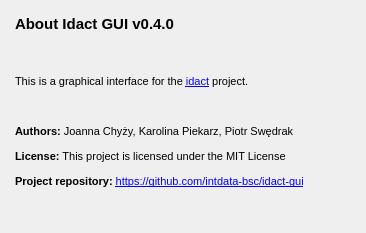
First picture: the form in gui/widgets_templates/about.ui, repository intdata-bsc/idact-gui, before the edit.
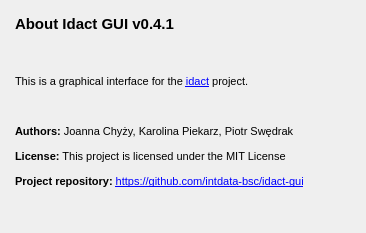
Second picture: the form after the edit.

```diff
--- a/gui/widgets_templates/about.ui
+++ b/gui/widgets_templates/about.ui
@@ -36,7 +36,7 @@
 &lt;html&gt;&lt;head&gt;&lt;meta name=&quot;qrichtext&quot; content=&quot;1&quot; /&gt;&lt;style type=&quot;text/css&quot;&gt;
 p, li { white-space: pre-wrap; }
 &lt;/style&gt;&lt;/head&gt;&lt;body style=&quot; font-family:'MS Shell Dlg 2'; font-size:8.25pt; font-weight:400; font-style:normal;&quot;&gt;
-&lt;p style=&quot; margin-top:12px; margin-bottom:12px; margin-left:0px; margin-right:0px; -qt-block-indent:0; text-indent:0px;&quot;&gt;&lt;span style=&quot; font-size:11pt; font-weight:600;&quot;&gt;About Idact GUI v0.4.0&lt;/span&gt;&lt;/p&gt;
+&lt;p style=&quot; margin-top:12px; margin-bottom:12px; margin-left:0px; margin-right:0px; -qt-block-indent:0; text-indent:0px;&quot;&gt;&lt;span style=&quot; font-size:11pt; font-weight:600;&quot;&gt;About Idact GUI v0.4.1&lt;/span&gt;&lt;/p&gt;
 &lt;p style=&quot;-qt-paragraph-type:empty; margin-top:12px; margin-bottom:12px; margin-left:0px; margin-right:0px; -qt-block-indent:0; text-indent:0px; font-size:11pt; font-weight:600;&quot;&gt;&lt;br /&gt;&lt;/p&gt;
 &lt;p style=&quot; margin-top:12px; margin-bottom:12px; margin-left:0px; margin-right:0px; -qt-block-indent:0; text-indent:0px;&quot;&gt;This is a graphical interface for the &lt;a href=&quot;https://github.com/garstka/idact&quot;&gt;&lt;span style=&quot; font-size:8pt; text-decoration: underline; color:#0000ff;&quot;&gt;idact&lt;/span&gt;&lt;/a&gt; project.&lt;/p&gt;
 &lt;p style=&quot;-qt-paragraph-type:empty; margin-top:12px; margin-bottom:12px; margin-left:0px; margin-right:0px; -qt-block-indent:0; text-indent:0px;&quot;&gt;&lt;br /&gt;&lt;/p&gt;
```
